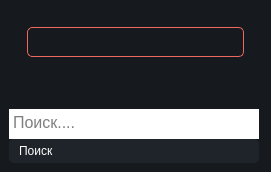
Old version of the form SQL/Python and DB. ORM/gui.ui in the repository majkl84/Netology_New.
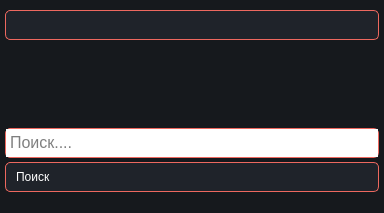
New version of the form. Icons and pictures are not drawn.

Diff of the .ui file:
```diff
--- a/SQL/Python and DB. ORM/gui.ui
+++ b/SQL/Python and DB. ORM/gui.ui
@@ -6,8 +6,8 @@
    <rect>
     <x>0</x>
     <y>0</y>
-    <width>271</width>
-    <height>172</height>
+    <width>384</width>
+    <height>213</height>
    </rect>
   </property>
   <property name="windowTitle">
@@ -25,30 +25,68 @@
 	padding: 0;
 	margin: 0;
 	color: #fff;
+	
 }
 #centralwidget{
 	background-color: #16191d;
 }
 #widget_2 QPushButton{
+	background-color: #1f232a;
 	text-align: left;
 	padding: 5px 10px;
 	border-radius: 5px;	
-	
+	border: 1px solid #ed685f;
 }
 #widget QLabel{
+	background-color: #1f232a;
 	text-align: left;
 	padding: 5px 10px;
 	border-radius: 5px;
+	border: 1px solid #ed685f;	
+}
+#widget_2 QPlainTextEdit{
+	color: rgb(0, 0, 0);
+	border-radius: 5px;
 	border: 1px solid #ed685f;
-	
 }
+
 </string>
   </property>
   <widget class="QWidget" name="centralwidget">
    <layout class="QVBoxLayout" name="verticalLayout">
+    <property name="spacing">
+     <number>0</number>
+    </property>
+    <property name="leftMargin">
+     <number>5</number>
+    </property>
+    <property name="topMargin">
+     <number>0</number>
+    </property>
+    <property name="rightMargin">
+     <number>5</number>
+    </property>
+    <property name="bottomMargin">
+     <number>5</number>
+    </property>
     <item>
      <widget class="QWidget" name="widget" native="true">
       <layout class="QVBoxLayout" name="verticalLayout_2">
+       <property name="spacing">
+        <number>0</number>
+       </property>
+       <property name="leftMargin">
+        <number>0</number>
+       </property>
+       <property name="topMargin">
+        <number>10</number>
+       </property>
+       <property name="rightMargin">
+        <number>0</number>
+       </property>
+       <property name="bottomMargin">
+        <number>0</number>
+       </property>
        <item>
         <widget class="QFrame" name="frame">
          <property name="frameShape">
@@ -58,6 +96,21 @@
           <enum>QFrame::Raised</enum>
          </property>
          <layout class="QVBoxLayout" name="verticalLayout_4">
+          <property name="spacing">
+           <number>0</number>
+          </property>
+          <property name="leftMargin">
+           <number>0</number>
+          </property>
+          <property name="topMargin">
+           <number>0</number>
+          </property>
+          <property name="rightMargin">
+           <number>0</number>
+          </property>
+          <property name="bottomMargin">
+           <number>0</number>
+          </property>
           <item>
            <widget class="QLabel" name="label">
             <property name="font">
@@ -66,7 +119,7 @@
              </font>
             </property>
             <property name="styleSheet">
-             <string notr="true">background-color: #16191d;</string>
+             <string notr="true"/>
             </property>
             <property name="text">
              <string/>
@@ -108,7 +161,7 @@
         <number>0</number>
        </property>
        <property name="bottomMargin">
-        <number>0</number>
+        <number>10</number>
        </property>
        <item>
         <widget class="QFrame" name="frame_2">
@@ -138,7 +191,7 @@
            <widget class="QPlainTextEdit" name="search">
             <property name="maximumSize">
              <size>
-              <width>250</width>
+              <width>16777215</width>
               <height>30</height>
              </size>
             </property>
@@ -148,7 +201,7 @@
              </font>
             </property>
             <property name="styleSheet">
-             <string notr="true">color: rgb(0, 0, 0);</string>
+             <string notr="true"/>
             </property>
             <property name="placeholderText">
              <string>Поиск....</string>
@@ -159,12 +212,12 @@
            <widget class="QPushButton" name="btnsearch">
             <property name="maximumSize">
              <size>
-              <width>250</width>
+              <width>16777215</width>
               <height>30</height>
              </size>
             </property>
             <property name="styleSheet">
-             <string notr="true">background-color: #1f232a;</string>
+             <string notr="true"/>
             </property>
             <property name="text">
              <string>Поиск</string>
```
